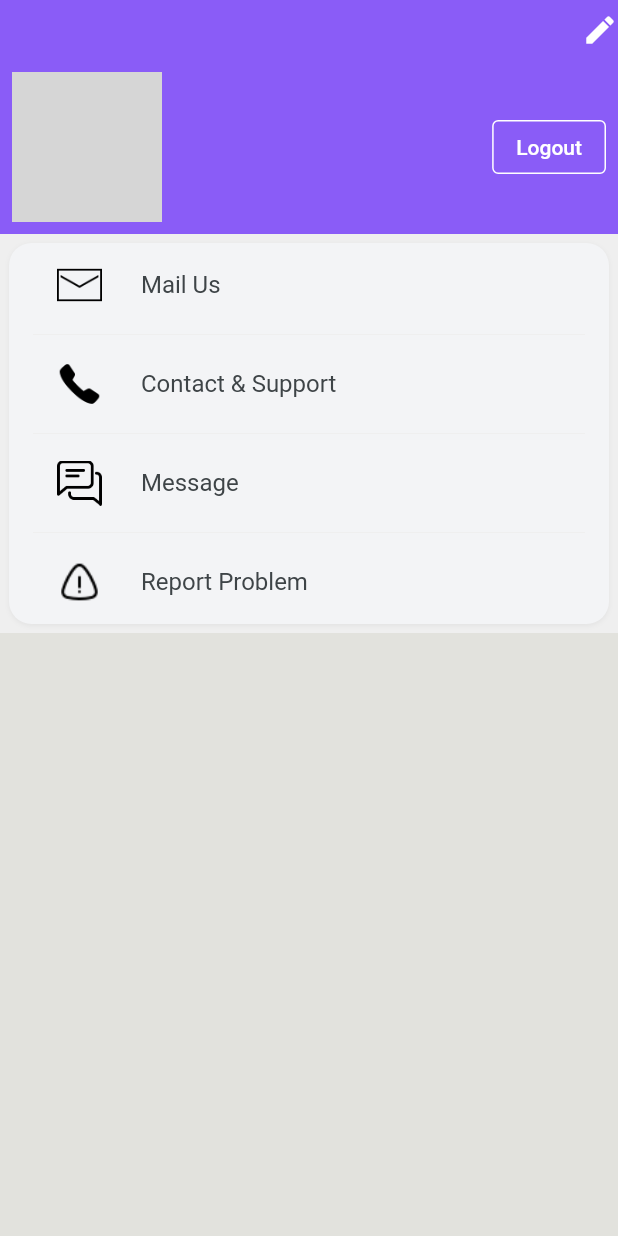
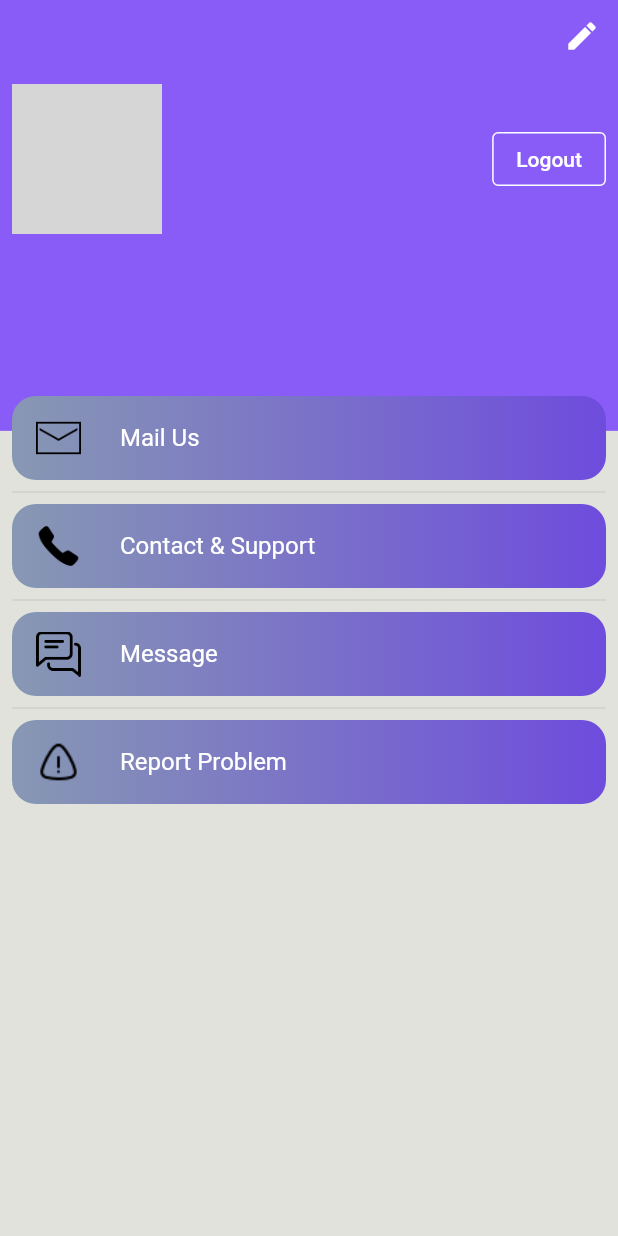
Before and after one commit to prabesh154/Wedease, a Flutter app: the ProfileScreen screen opened directly, on a phone screen of 412 x 824 dp. Run offline on Flutter 3.47's test engine with Material 2 defaults, Android fonts, the light colour scheme and no system bars; our stand-ins replace cloud_firestore, firebase_auth, firebase_core, firebase_storage, get, image_picker and 1 more; accounts and stored records are empty; Roboto replaces fonts that are missing (sans_semibold); grey boxes are pictures that could not be loaded.

Commit message:
Changed the styling of list.separated

```diff
--- a/lib/views/profile_screen/profile_screen.dart
+++ b/lib/views/profile_screen/profile_screen.dart
@@ -73,7 +73,8 @@ class ProfileScreen extends StatelessWidget {
       child: Scaffold(
         body: StreamBuilder<DocumentSnapshot>(
           stream: FirestorServices.getUser(currentUser!.uid),
-          builder: (BuildContext context, AsyncSnapshot<DocumentSnapshot> snapshot) {
+          builder:
+              (BuildContext context, AsyncSnapshot<DocumentSnapshot> snapshot) {
             if (snapshot.connectionState == ConnectionState.waiting) {
               return const Center(
                 child: CircularProgressIndicator(
@@ -91,7 +92,7 @@ class ProfileScreen extends StatelessWidget {
                   children: [
                     // Edit profile button
                     Padding(
-                      padding: const EdgeInsets.symmetric(vertical: 8),
+                      padding: const EdgeInsets.all(12),
                       child: const Align(
                         alignment: Alignment.centerRight,
                         child: Icon(
@@ -110,12 +111,14 @@ class ProfileScreen extends StatelessWidget {
                       child: Row(
                         children: [
                           data['imageUrl'] == ''
-                              ? Image.asset(imgProfile, width: 100, fit: BoxFit.cover)
+                              ? Image.asset(imgProfile,
+                                      width: 100, fit: BoxFit.cover)
                                   .box
                                   .roundedFull
                                   .clip(Clip.antiAlias)
                                   .make()
-                              : Image.network(data['imageUrl'], width: 100, fit: BoxFit.cover)
+                              : Image.network(data['imageUrl'],
+                                      width: 100, fit: BoxFit.cover)
                                   .box
                                   .roundedFull
                                   .clip(Clip.antiAlias)
@@ -125,7 +128,11 @@ class ProfileScreen extends StatelessWidget {
                             child: Column(
                               crossAxisAlignment: CrossAxisAlignment.start,
                               children: [
-                                "${data['name']}".text.fontFamily(semibold).white.make(),
+                                "${data['name']}"
+                                    .text
+                                    .fontFamily(semibold)
+                                    .white
+                                    .make(),
                                 5.heightBox,
                                 "${data['email']}".text.white.make(),
                               ],
@@ -137,7 +144,8 @@ class ProfileScreen extends StatelessWidget {
                             ),
                             onPressed: () async {
                               VxToast.show(context, msg: loggedout);
-                              await Get.put(AuthController()).signoutMethod(context);
+                              await Get.put(AuthController())
+                                  .signoutMethod(context);
                               Get.offAll(() => const LoginScreen());
                             },
                             child: const Text(
@@ -151,19 +159,24 @@ class ProfileScreen extends StatelessWidget {
                         ],
                       ),
                     ),
+                    100.heightBox,
 
                     // Button section
                     ListView.separated(
                       shrinkWrap: true,
                       separatorBuilder: (context, index) {
-                        return const Divider(
-                          color: lightGrey,
-                          height: 10,
-                        );
+                        return const Divider();
                       },
                       itemCount: profileButtonsList.length,
                       itemBuilder: (BuildContext context, int index) {
-                        return ListTile(
+                        return Container(
+                          decoration: BoxDecoration(
+                              borderRadius: BorderRadius.circular(16),
+                              gradient: const LinearGradient(colors: [
+                                Color.fromARGB(255, 135, 152, 179),
+                                Color.fromARGB(255, 110, 76, 221)
+                              ])),
+                          child: ListTile(
                             leading: Image.asset(
                               profileButtonsIcon[index],
                               width: 30,
@@ -171,7 +184,7 @@ class ProfileScreen extends StatelessWidget {
                             title: profileButtonsList[index]
                                 .text
                                 .fontFamily(semibold)
-                              .color(darkFontGrey)
+                                .color(Colors.white)
                                 .make(),
                             onTap: () {
                               if (profileButtonsList[index] == mail) {
@@ -184,21 +197,22 @@ class ProfileScreen extends StatelessWidget {
                                 sendEmail();
                               }
                             },
+                          ),
                         );
                       },
-                    )
-                        .box
-                        .gray100
-                        .rounded
-                        .margin(const EdgeInsets.all(6))
-                        .padding(
-                          const EdgeInsets.symmetric(horizontal: 16),
-                        )
-                        .shadowSm
-                        .make()
-                        .box
-                        .color(lightGrey)
-                        .make(),
+                    ).paddingOnly(left: 8, right: 8)
+                    // .box
+                    // .gray100
+                    // .rounded
+                    // .margin(const EdgeInsets.all(6))
+                    // .padding(
+                    //   const EdgeInsets.symmetric(horizontal: 16),
+                    // )
+                    // .shadowSm
+                    // .make()
+                    // .box
+                    // .color(lightGrey)
+                    // .make(),
                   ],
                 ),
               );
```
Lines whose indentation alone changed are shown as unchanged.
